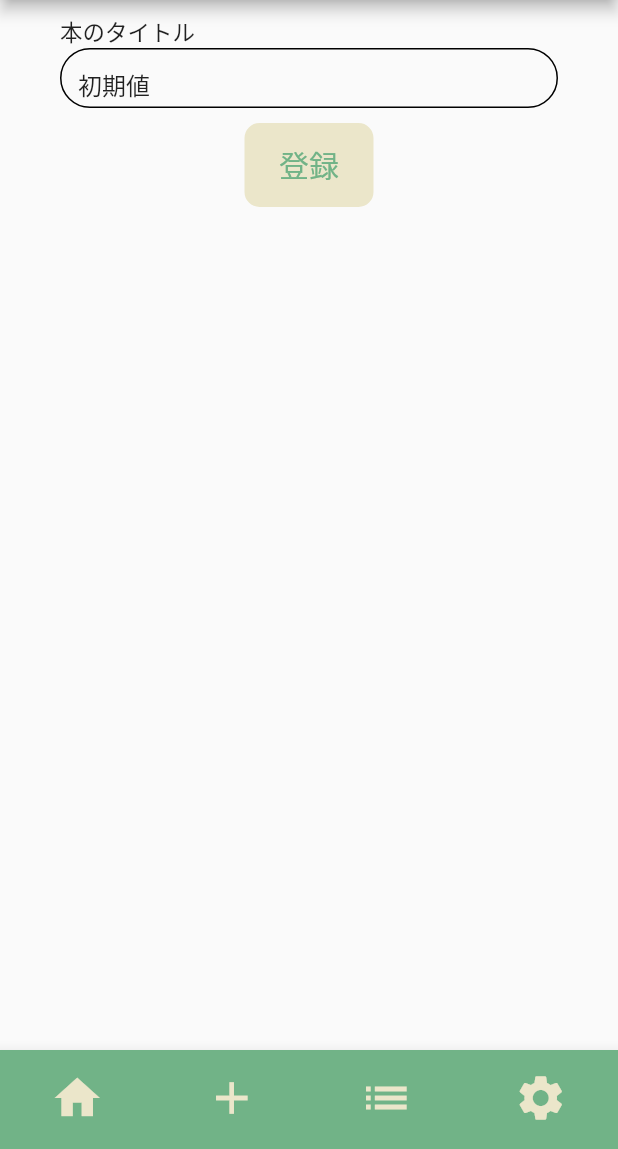
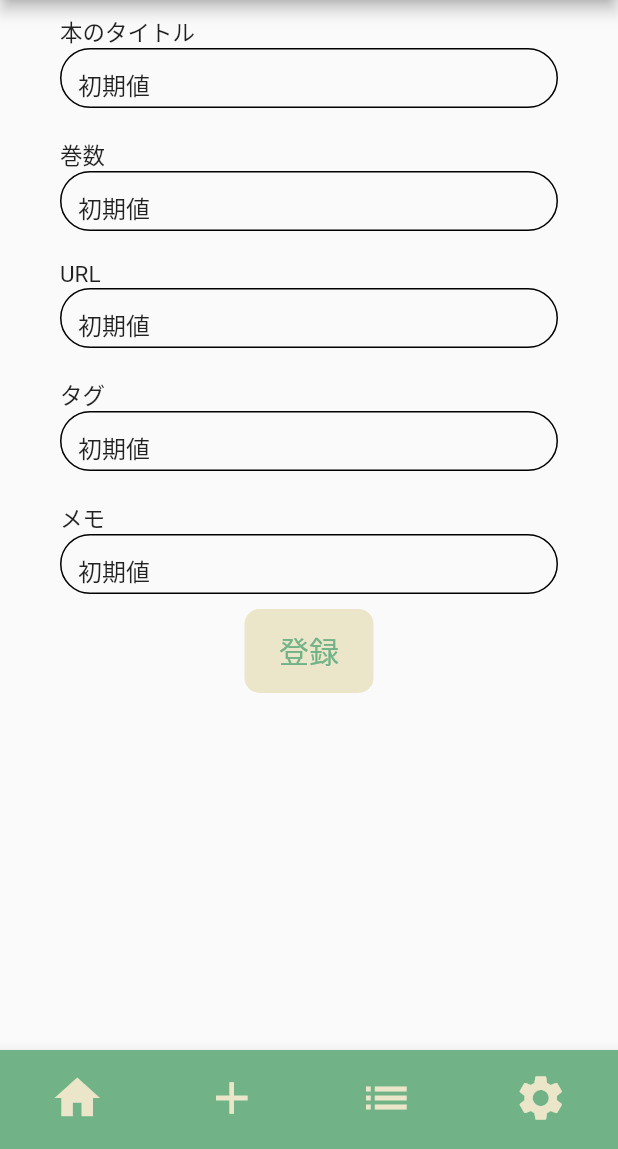
Before and after one commit to weak-in-the-morning/book_self, a Flutter app: the screen it shows after launch, item 2 of the bottom bar chosen, on a phone screen of 412 x 824 dp, the part 87-1236 px from its top. Run offline on Flutter 3.47's test engine with Material 2 defaults, Android fonts, the phone set to English and light mode, and no system bars; our stand-ins replace flutter_hooks.

Commit message:
登録フォーム
本の情報登録フォーム雛形
電子書籍のとこは抜き

```diff
--- a/app/lib/view/pages/register.dart
+++ b/app/lib/view/pages/register.dart
@@ -1,27 +1,115 @@
 import 'package:flutter/material.dart';
 import 'package:app/view/components/app_button.dart';
 import 'package:app/view/components/input_field.dart';
+import 'package:app/view/components/ebooks.dart';
+import 'package:app/view/components/ebook_button.dart';
 
-class Register extends StatelessWidget {
-  const Register({
-    super.key,
-  });
-  // final TextEditingController controller2;
+class Register extends StatefulWidget {
+  @override
+  State<Register> createState() => _Register();
+}
+
+// enum BookStore{
+
+// }
+
+class _Register extends State<Register> {
+  int? selectedBookstoreIndex;
+  List<String> bookStores = ['まんがセゾン', 'Kindle', '楽天ブックス'];
+  List<String> bookStoreImages = [
+    'assets/images/Sezon.jpg',
+    'assets/images/Kindle.png',
+    'assets/images/RakutenBooks.png'
+  ];
+
+  // Widget button({required String text, required int index}) {
+  //   return InkWell(
+  //     splashColor: Colors.cyanAccent,
+  //     onTap: () {
+  //       setState(() {
+  //         selectedBookstoreIndex = index;
+  //       });
+  //     },
+  //     child: Container(
+  //       padding: const EdgeInsets.all(12),
+  //       color: index == selectedBookstoreIndex ? Colors.blue : Colors.white,
+  //       child: Text(
+  //         text,
+  //         style: TextStyle(
+  //           color:
+  //               index == selectedBookstoreIndex ? Colors.white : Colors.black,
+  //         ),
+  //       ),
+  //     ),
+  //   );
+  // }
+
+  // Widget button2({required int index, required String imgSrc}) {
+  //   return EbookButton(
+  //     label: bookStores[index],
+  //     imgSrc: bookStoreImages[index],
+  //     onPressed: () {
+  //       setState(() {
+  //         selectedBookstoreIndex = index;
+  //       });
+  //     },
+  //     child: Container(
+  //       padding: const EdgeInsets.all(12),
+  //       color: index == selectedBookstoreIndex ? Colors.blue : Colors.white,
+  //       child: Text(
+  //         text,
+  //         style: TextStyle(
+  //           color:
+  //               index == selectedBookstoreIndex ? Colors.white : Colors.black,
+  //         ),
+  //       ),
+  //     ),
+  //   );
+  // }
 
   @override
   Widget build(BuildContext context) {
-    final TextEditingController controller1 =
+    final TextEditingController controllerTitle =
         TextEditingController(text: '初期値');
-    return Column(
+    final TextEditingController controllerNum =
+        TextEditingController(text: '初期値');
+    final TextEditingController controllerURL =
+        TextEditingController(text: '初期値');
+    final TextEditingController controllerTag =
+        TextEditingController(text: '初期値');
+    final TextEditingController controllerMemo =
+        TextEditingController(text: '初期値');
+
+    //ボタンのウィジェット
+
+    return SingleChildScrollView(
+        child: Column(
       children: [
-        InputField(formTitle: '本のタイトル', controller: controller1),
+        InputField(formTitle: '本のタイトル', controller: controllerTitle),
+        InputField(formTitle: '巻数', controller: controllerNum),
+        // Row(
+        //   children: [
+        //     ...List.generate(
+        //       bookStores.length,
+        //       (index) => button(
+        //         index: index,
+        //         text: bookStores[index],
+        //       ),
+        //     ),
+        //   ],
+        // ),
+        InputField(formTitle: 'URL', controller: controllerURL),
+        InputField(formTitle: 'タグ', controller: controllerTag),
+        InputField(formTitle: 'メモ', controller: controllerMemo),
         (AppButton.filled(
             label: '登録',
             onTap: () {
+              //ここに登録ボタン押した時の処理
+              //したはデバッグの時使ってた処理
               // String text = controller1.text;
               // debugPrint("入力内容は" + text);
             })),
       ],
-    );
+    ));
   }
 }
```
